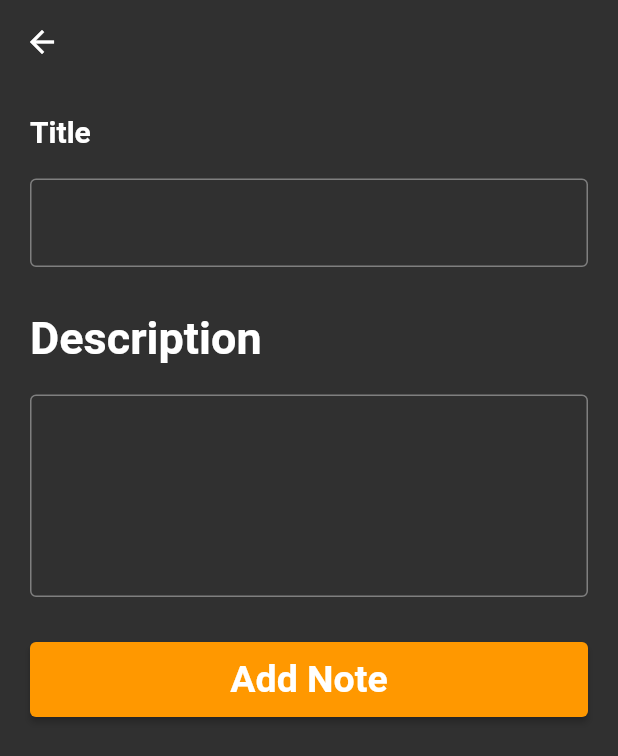
After one commit to oluchristian/flutterfire, a Flutter app: the screen it shows once a user with an empty profile is signed in, after a tap on the "add" icon, on a phone screen of 412 x 824 dp. The commit adds this screen. Shown: the top 756 px of the screen. Run offline on Flutter 3.47's test engine with Material 2 defaults, Android fonts, the phone set to English and light mode, and no system bars; our stand-ins replace cloud_firestore, firebase_auth, firebase_core, flutter_signin_button, google_sign_in; accounts and stored records are empty.

Commit message:
new screens

```diff
--- a/lib/main.dart
+++ b/lib/main.dart
@@ -18,15 +18,16 @@ class MyApp extends StatelessWidget {
   @override
   Widget build(BuildContext context) {
     return MaterialApp(
+      debugShowCheckedModeBanner: false,
       title: 'Flutter Firebase',
       theme: ThemeData(
-        primarySwatch: Colors.blue,
+        brightness: Brightness.dark,
       ),
       home: StreamBuilder(
         stream: AuthService().firebaseAuth.authStateChanges(),
-        builder: (context, snapshot) {
+        builder: (context, AsyncSnapshot snapshot) {
           if (snapshot.hasData) {
-            return HomeScreen();
+            return HomeScreen(user: snapshot.data,);
           }
           return RegisterScreen();
         },
--- /dev/null
+++ b/lib/screens/add_note.dart
@@ -0,0 +1,105 @@
+import 'package:firebase_auth/firebase_auth.dart';
+import 'package:flutter/material.dart';
+import 'package:flutter_firebase/services/firestore_service.dart';
+
+class AddNoteScreen extends StatefulWidget {
+  User user;
+  AddNoteScreen({super.key, required this.user});
+
+  @override
+  State<AddNoteScreen> createState() => _AddNoteScreenState();
+}
+
+class _AddNoteScreenState extends State<AddNoteScreen> {
+  TextEditingController titleController = TextEditingController();
+  TextEditingController descriptionController = TextEditingController();
+  bool loading = false;
+  @override
+  Widget build(BuildContext context) {
+    return Scaffold(
+      appBar: AppBar(
+        backgroundColor: Colors.transparent,
+        elevation: 0,
+      ),
+      body: SingleChildScrollView(
+        child: Padding(
+          padding: EdgeInsets.all(20),
+          child: Column(
+            crossAxisAlignment: CrossAxisAlignment.start,
+            children: [
+              Text(
+                'Title',
+                style: TextStyle(
+                  fontSize: 20,
+                  fontWeight: FontWeight.bold,
+                ),
+              ),
+              SizedBox(
+                height: 20,
+              ),
+              TextField(
+                controller: titleController,
+                decoration: InputDecoration(
+                  border: OutlineInputBorder(),
+                ),
+              ),
+              SizedBox(
+                height: 30,
+              ),
+              Text(
+                'Description',
+                style: TextStyle(
+                  fontSize: 30,
+                  fontWeight: FontWeight.bold,
+                ),
+              ),
+              SizedBox(
+                height: 20,
+              ),
+              TextField(
+                controller: descriptionController,
+                minLines: 5,
+                maxLines: 10,
+                decoration: InputDecoration(
+                  border: OutlineInputBorder(),
+                ),
+              ),
+              SizedBox(
+                height: 30,
+              ),
+              loading ? const Center(child: CircularProgressIndicator(),) : Container(
+                height: 50,
+                width: MediaQuery.of(context).size.width,
+                child: ElevatedButton(
+
+                  onPressed: () async {
+                    if (titleController.text == "" || descriptionController.text == "") {
+                      ScaffoldMessenger.of(context).showSnackBar(SnackBar(content: Text('All fields are required')));
+                    }else{
+                      setState(() {
+                        loading = true;
+                      });
+                      await FireStoreService().insterNote(titleController.text, descriptionController.text, widget.user.uid);
+                      setState(() {
+                        loading = false;
+                      });
+                      Navigator.pop(context);
+
+                    }
+                  },
+                  child: Text(
+                    'Add Note',
+                    style: TextStyle(fontSize: 25, fontWeight: FontWeight.bold),
+                  ),
+                  style: ElevatedButton.styleFrom(
+                    backgroundColor: Colors.orange,
+                  ),
+                ),
+              ),
+            ],
+          ),
+        ),
+      ),
+    );
+  }
+}
--- a/lib/screens/home_screen.dart
+++ b/lib/screens/home_screen.dart
@@ -1,8 +1,14 @@
+import 'package:cloud_firestore/cloud_firestore.dart';
+import 'package:firebase_auth/firebase_auth.dart';
 import 'package:flutter/material.dart';
+import 'package:flutter_firebase/screens/add_note.dart';
+import 'package:flutter_firebase/screens/edit_note.dart';
 import 'package:flutter_firebase/services/auth_service.dart';
 
 class HomeScreen extends StatelessWidget {
-  const HomeScreen({super.key});
+  final User user;
+  HomeScreen({super.key, required this.user});
+  FirebaseFirestore firestore = FirebaseFirestore.instance;
 
   @override
   Widget build(BuildContext context) {
@@ -22,6 +28,39 @@ class HomeScreen extends StatelessWidget {
           ),
         ],
       ),
+      body: ListView(
+        children: [
+          Card(
+            color: Colors.teal,
+            elevation: 5,
+            margin: EdgeInsets.all(10),
+            child: ListTile(
+              contentPadding: EdgeInsets.symmetric(
+                horizontal: 10,
+                vertical: 5,
+              ),
+              title: Text(
+                "Build a new app",
+                style: TextStyle(fontSize: 18, fontWeight: FontWeight.bold),
+              ),
+              subtitle: Text(
+                'Learn to build a clone of clubhouse aplication from udemy',
+                overflow: TextOverflow.ellipsis,
+                maxLines: 2,
+              ),
+              onTap: (){Navigator.of(context).push(MaterialPageRoute(builder: (context)=>EditNoteScreen()));},
+            ),
+          )
+        ],
+      ),
+      floatingActionButton: FloatingActionButton(
+        onPressed: () {
+          Navigator.of(context)
+              .push(MaterialPageRoute(builder: (context) => AddNoteScreen(user: user,)));
+        },
+        backgroundColor: Colors.orangeAccent,
+        child: Icon(Icons.add),
+      ),
     );
   }
 }
--- a/lib/screens/login_screen.dart
+++ b/lib/screens/login_screen.dart
@@ -56,7 +56,7 @@ class _LoginScreenState extends State<LoginScreen> {
                   } else{
                     User? result = await AuthService().login(emailController.text, context, passwordController.text);
                     if (result != null) {
-                      Navigator.pushAndRemoveUntil(context, MaterialPageRoute(builder: (context)=>HomeScreen()), (route) => false);
+                      Navigator.pushAndRemoveUntil(context, MaterialPageRoute(builder: (context)=>HomeScreen(user: result)), (route) => false);
                     }
                   }
                   setState(() {
--- a/lib/screens/register_screen.dart
+++ b/lib/screens/register_screen.dart
@@ -94,7 +94,7 @@ class _RegisterScreenState extends State<RegisterScreen> {
                               context,
                               passwordController.text);
                           if (result != null) {
-                            Navigator.pushAndRemoveUntil(context, MaterialPageRoute(builder: (context)=>HomeScreen()), (route) => false);
+                            Navigator.pushAndRemoveUntil(context, MaterialPageRoute(builder: (context)=>HomeScreen(user: result)), (route) => false);
                           }
                         }
                         setState(() {
--- /dev/null
+++ b/lib/services/firestore_service.dart
@@ -0,0 +1,21 @@
+import 'package:cloud_firestore/cloud_firestore.dart';
+import 'package:flutter/material.dart';
+
+class FireStoreService{
+  FirebaseFirestore firestore = FirebaseFirestore.instance;
+
+  Future insterNote(String title, String description, String userId) async {
+    try {
+      await firestore.collection('notes').add(
+       {
+        'title': title,
+        "description": description,
+        "date":DateTime.now(),
+        "userId": userId
+       }
+        );
+    } catch (e) {
+
+    }
+  }
+}
```
Also changed, not shown: lib/screens/edit_note.dart (added, +87 -0 lines), 1 other file.
